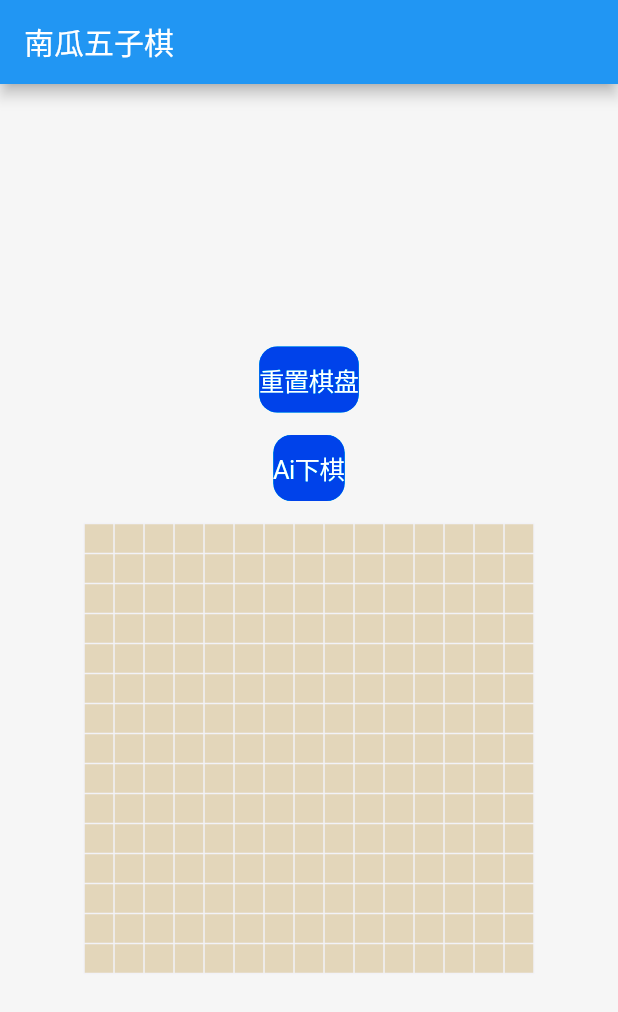
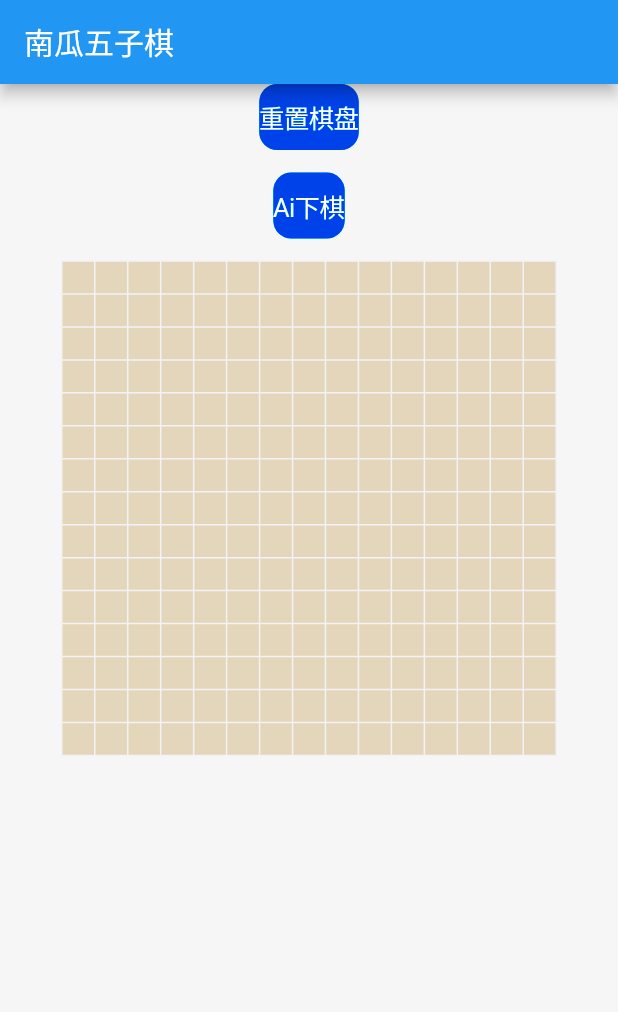
Before and after one commit to JalorOo/gobang, a Flutter app: the screen it shows after launch, on a phone screen of 412 x 824 dp. Shown: the top 1012 px of the screen. Run offline on Flutter 3.47's test engine with Material 2 defaults, Android fonts, the phone set to English and light mode, and no system bars.

Commit message:
完成工厂模式

```diff
--- a/lib/GamePage.dart
+++ b/lib/GamePage.dart
@@ -3,12 +3,14 @@ import 'dart:math';
 import 'package:flutter/cupertino.dart';
 import 'package:flutter/material.dart';
 import 'package:gobang/ai/Ai.dart';
+import 'package:gobang/factory/ThemeFactory.dart';
 import 'package:gobang/flyweight/Chess.dart';
 import 'package:gobang/flyweight/ChessFlyweightFactory.dart';
 import 'package:gobang/utils/TipsDialog.dart';
 
 import 'flyweight/Position.dart';
 
+var width = 0.0;
 ///简单的实现五子棋效果
 class GamePage extends StatefulWidget {
   @override
@@ -17,18 +19,25 @@ class GamePage extends StatefulWidget {
 
 class GamePageState extends State<GamePage> {
 
+  ThemeFactory? _themeFactory;
+
   @override
   void initState() {
+    _themeFactory = AiThemeFactory();
     super.initState();
   }
 
   @override
   Widget build(BuildContext context) {
+    width = MediaQuery.of(context).size.width*0.8;
     return Scaffold(
       appBar: AppBar(
+        backgroundColor: _themeFactory!.getTheme().getThemeColor(),
         title: Text("南瓜五子棋"),
       ),
-      body: Center(
+      body: ListView(
+        children: [
+          Center(
             child: Column(
                 mainAxisAlignment: MainAxisAlignment.center,
                 crossAxisAlignment: CrossAxisAlignment.center,
@@ -76,26 +85,28 @@ class GamePageState extends State<GamePage> {
                       child: Stack(
                         children: [
                           CustomPaint(
-                        size: Size(300.0, 300.0),
+                            size: Size(width, width),
                             painter: CheckerBoardPainter(),
                           ),
                           CustomPaint(
-                        size: Size(300.0, 300.0),
+                            size: Size(width, width),
                             painter: ChessPainter(turnAi),
                           )
                         ],
                       ))
                 ]),
           ),
+        ],
+      ),
     );
   }
 
   void turnAi() {
-    if(ChessPainter._position!.chess is WhiteChess && Ai.getInstance().isWin(ChessPainter._position!.dx~/(300/15), ChessPainter._position!.dy~/(300/15), 1)){
+    if(ChessPainter._position!.chess is WhiteChess && Ai.getInstance().isWin(ChessPainter._position!.dx~/(width/15), ChessPainter._position!.dy~/(width/15), 1)){
       TipsDialog.show(context, "恭喜", "您打败了决策树算法");
     }
     Ai ai = Ai.getInstance();
-    print("Owner:"+Ai.getInstance().isWin(ChessPainter._position!.dx~/(300/15), ChessPainter._position!.dy~/(300/15), 1).toString());
+    print("Owner:"+Ai.getInstance().isWin(ChessPainter._position!.dx~/(width/15), ChessPainter._position!.dy~/(width/15), 1).toString());
     ChessPainter._position = ai.searchPosition();
     Ai.getInstance().addChessman(ChessPainter._position!.dx.toInt(), ChessPainter._position!.dy.toInt(), -1);
     print("Ai:"+Ai.getInstance().isWin(ChessPainter._position!.dx.toInt(), ChessPainter._position!.dy.toInt(), -1).toString());
@@ -103,8 +114,8 @@ class GamePageState extends State<GamePage> {
       TipsDialog.show(context, "很遗憾", "决策树算法打败了您");
     }
     setState(() {
-      ChessPainter._position!.dx = ChessPainter._position!.dx*(300/15);
-      ChessPainter._position!.dy = ChessPainter._position!.dy*(300/15);
+      ChessPainter._position!.dx = ChessPainter._position!.dx*(width/15);
+      ChessPainter._position!.dy = ChessPainter._position!.dy*(width/15);
     });
   }
 }
@@ -142,7 +153,7 @@ class ChessPainter extends CustomPainter {
         _positions.add(_position!);
         add = true;
         if (_position!.chess is WhiteChess) {
-          Ai.getInstance().addChessman(_position!.dx~/(300/15), _position!.dy~/(300/15), 1);
+          Ai.getInstance().addChessman(_position!.dx~/(width/15), _position!.dy~/(width/15), 1);
         }
         // flag = false; //白子下完了，该黑子下了
         break;
--- /dev/null
+++ b/lib/factory/Theme.dart
@@ -0,0 +1,5 @@
+import 'dart:ui';
+
+abstract class Theme{
+  Color getThemeColor();
+}
--- /dev/null
+++ b/lib/factory/ThemeFactory.dart
@@ -0,0 +1,21 @@
+import 'package:gobang/factory/UserTheme.dart';
+
+import 'Theme.dart';
+
+abstract class ThemeFactory{
+  Theme getTheme();
+}
+
+class UserThemeFactory extends ThemeFactory{
+  @override
+  Theme getTheme() {
+    return new UserTheme();
+  }
+}
+
+class AiThemeFactory extends ThemeFactory{
+  @override
+  Theme getTheme() {
+    return new AiTheme();
+  }
+}
--- /dev/null
+++ b/lib/factory/UserTheme.dart
@@ -0,0 +1,19 @@
+import 'dart:ui';
+
+import 'package:flutter/material.dart';
+
+import 'Theme.dart' as t;
+
+class UserTheme extends t.Theme{
+  @override
+  Color getThemeColor() {
+    return Colors.yellow;
+  }
+}
+
+class AiTheme extends t.Theme{
+  @override
+  Color getThemeColor() {
+    return Colors.blue;
+  }
+}
```
Lines whose indentation alone changed are shown as unchanged.
